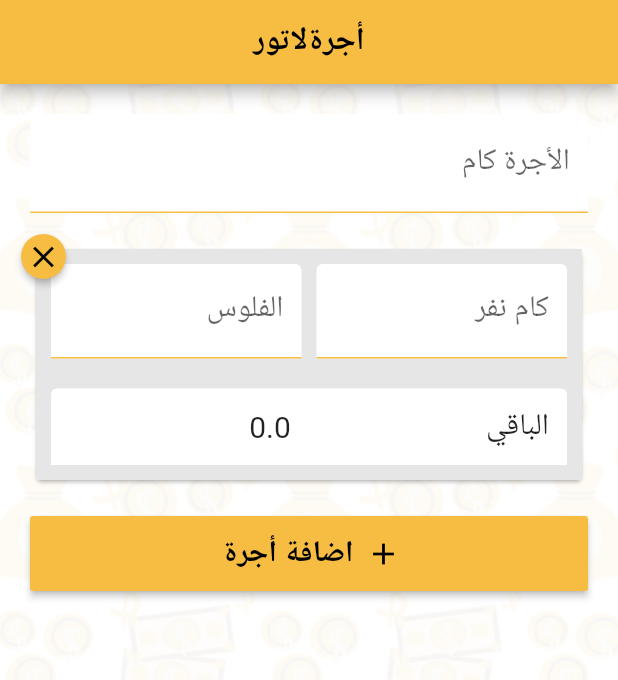
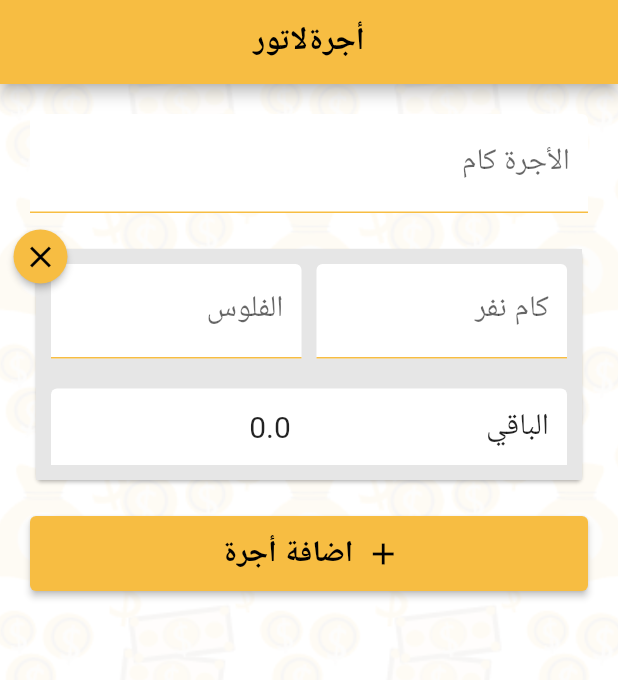
Before and after one commit to IT-Tick/ogralator, a Flutter app: the screen it shows after launch, after a tap on "اضافة أجرة", on a phone screen of 412 x 824 dp. Shown: the top 680 px of the screen. Run offline on Flutter 3.47's test engine with Material 2 defaults, Android fonts, the phone set to English and light mode, and no system bars; our stand-ins replace flutter_redux, hexcolor, redux.

Commit message:
refactor: remove deprecated components

```diff
--- a/lib/components/passengersGroupCard.component.dart
+++ b/lib/components/passengersGroupCard.component.dart
@@ -132,23 +132,19 @@ class _PassengersGroupCardState extends State<PassengersGroupCard> {
             )),
             Positioned(
                 top: -15,
-                left: -15,
-                child: ButtonTheme(
-                    minWidth: 30,
-                    height: 30,
-                    padding: EdgeInsets.only(left: 0, right: 0),
-                    child: RaisedButton(
-                        textColor: Colors.black,
+                left: -25,
+                child: ElevatedButton(
+                    style: ElevatedButton.styleFrom(
+                        onPrimary: Colors.black,
+                        fixedSize: Size(30, 30),
+                        shape: CircleBorder()),
                     onPressed: () {
                       widget.removeCard();
                       FocusScope.of(context).unfocus();
                     },
                     child: Center(
                       child: Icon(Icons.clear),
-                        ),
-                        shape: RoundedRectangleBorder(
-                          borderRadius: new BorderRadius.circular(100),
-                        ))))
+                    )))
           ],
         ));
   }
--- a/lib/screens/calculator.screen.dart
+++ b/lib/screens/calculator.screen.dart
@@ -104,21 +104,20 @@ class Calculator extends StatelessWidget {
                                           ),
                                         ))
                                     .toList()),
-                            ButtonTheme(
-                                height: 50,
-                                minWidth: double.infinity,
-                                buttonColor: statusBarColor,
-                                child: RaisedButton.icon(
+                            ElevatedButton.icon(
                                 onPressed: () {
                                   _newPassengersGroup();
                                   FocusScope.of(context).unfocus();
                                 },
-                                    textColor: Colors.black,
+                                style: ElevatedButton.styleFrom(
+                                    primary: statusBarColor,
+                                    onPrimary: Colors.black,
+                                    minimumSize: Size(double.infinity, 50)),
                                 label: Text(
                                   "اضافة أجرة",
                                   style: TextStyle(fontSize: 20),
                                 ),
-                                    icon: Icon(Icons.add)))
+                                icon: Icon(Icons.add))
                           ],
                         ),
                       )
```
Lines whose indentation alone changed are shown as unchanged.
